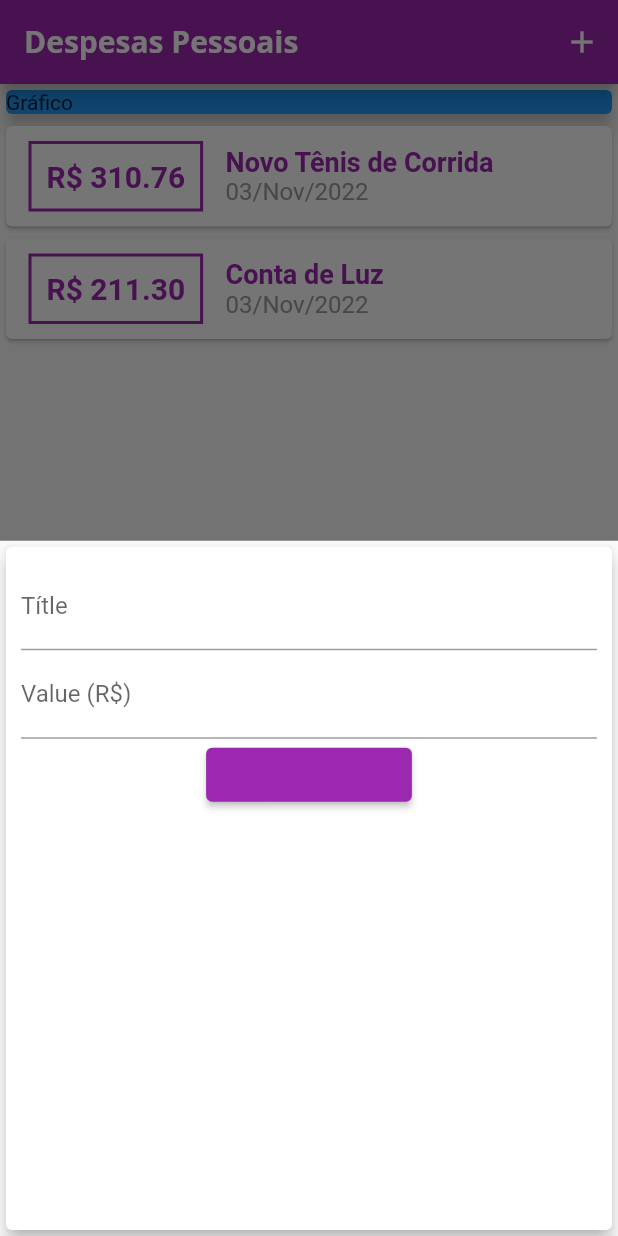
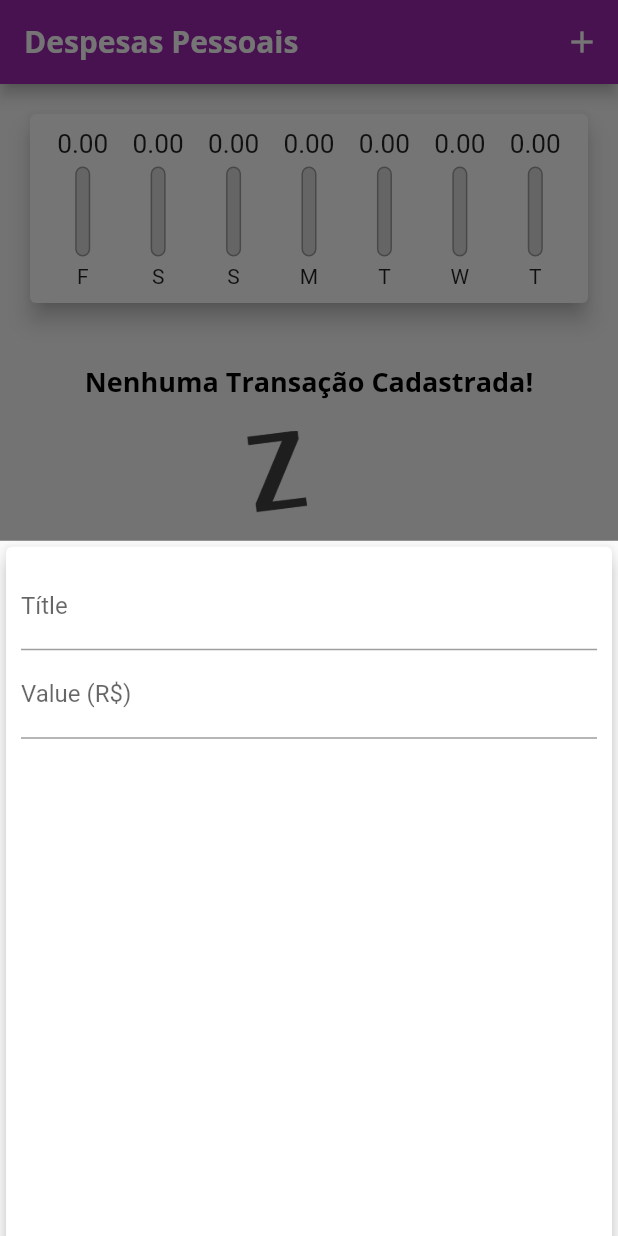
Before and after one commit to romildoalimajr/expensives, a Flutter app: the screen it shows after launch, after a tap on the "add" icon, on a phone screen of 412 x 824 dp. Run offline on Flutter 3.47's test engine with Material 2 defaults, Android fonts, the phone set to English and light mode, and no system bars.

Commit message:
modified:   lib/components/chart.dart 	new file:   lib/components/chart_bar.dart 	modified:   lib/components/transaction_form.dart 	modified:   lib/components/transaction_list.dart 	modified:   lib/main.dart 	modified:   pubspec.yaml

```diff
--- a/lib/components/chart.dart
+++ b/lib/components/chart.dart
@@ -1,6 +1,7 @@
+import 'package:expensives/components/chart_bar.dart';
 import 'package:expensives/models/transaction.dart';
 import 'package:flutter/material.dart';
-import '../models/transaction.dart';
+import 'package:intl/intl.dart';
 
 class Chart extends StatelessWidget {
   final List<Transaction> recentTransactions;
@@ -9,7 +10,31 @@
 
   List<Map<String, Object>> get groupedTransactions {
     return List.generate(7, (index) {
-      return {'day': 'T', 'value': 9.99};
+      final weekDay = DateTime.now().subtract(
+        Duration(days: index),
+      );
+
+      double totalSum = 0.0;
+
+      for (var i = 0; i < recentTransactions.length; i++) {
+        bool sameDay = recentTransactions[i].date.day == weekDay.day;
+        bool sameMonth = recentTransactions[i].date.day == weekDay.month;
+        bool sameYear = recentTransactions[i].date.day == weekDay.year;
+
+        if (sameDay && sameMonth && sameYear) {
+          totalSum += recentTransactions[i].value;
+        }
+      }
+      return {
+        'day': DateFormat.E().format(weekDay)[0],
+        'value': totalSum,
+      };
+    }).reversed.toList();
+  }
+
+  double get _weekTotalValue {
+    return groupedTransactions.fold(0.0, (sum, tr) {
+      return sum + (tr['value'] as double);
     });
   }
 
@@ -18,8 +43,23 @@
     return Card(
       elevation: 6,
       margin: EdgeInsets.all(20),
-      child: Row(
-        children: <Widget>[],
+      child: Padding(
+        padding: const EdgeInsets.all(10),
+        child: Row(
+          mainAxisAlignment: MainAxisAlignment.spaceAround,
+          children: groupedTransactions.map((tr) {
+            return Flexible(
+              fit: FlexFit.tight,
+              child: ChartBar(
+                label: (tr['day'] as String),
+                value: (tr['value'] as double),
+                percentage: _weekTotalValue == 0
+                    ? 0
+                    : (tr['value'] as double) / _weekTotalValue,
+              ),
+            );
+          }).toList(),
+        ),
       ),
     );
   }
--- /dev/null
+++ b/lib/components/chart_bar.dart
@@ -0,0 +1,62 @@
+import 'package:flutter/material.dart';
+
+class ChartBar extends StatelessWidget {
+  final String label;
+  final double value;
+  final double percentage;
+
+  ChartBar({
+    required this.label,
+    required this.value,
+    required this.percentage,
+  });
+
+  @override
+  Widget build(BuildContext context) {
+    return Column(
+      children: [
+        Container(
+          height: 20,
+          child: FittedBox(
+            child: Text('${value.toStringAsFixed(2)}'),
+          ),
+        ),
+        SizedBox(
+          height: 5,
+        ),
+        Container(
+          height: 60,
+          width: 10,
+          child: Stack(
+            alignment: Alignment.bottomCenter,
+            children: [
+              Container(
+                decoration: BoxDecoration(
+                  border: Border.all(
+                    color: Colors.grey,
+                    width: 1.0,
+                  ),
+                  color: Color.fromRGBO(220, 220, 220, 1),
+                  borderRadius: BorderRadius.circular(5),
+                ),
+              ),
+              FractionallySizedBox(
+                heightFactor: percentage,
+                child: Container(
+                  decoration: BoxDecoration(
+                    color: Theme.of(context).primaryColor,
+                    borderRadius: BorderRadius.circular(5),
+                  ),
+                ),
+              ),
+            ],
+          ),
+        ),
+        SizedBox(
+          height: 5,
+        ),
+        Text(label),
+      ],
+    );
+  }
+}
--- a/lib/components/transaction_form.dart
+++ b/lib/components/transaction_form.dart
@@ -1,7 +1,8 @@
 import 'package:flutter/material.dart';
+import 'package:intl/intl.dart';
 
 class TransactionForm extends StatefulWidget {
-  final void Function(String, double) onSubmit;
+  final void Function(String, double, DateTime) onSubmit;
 
   TransactionForm(this.onSubmit);
 
@@ -10,54 +11,102 @@
 }
 
 class _TransactionFormState extends State<TransactionForm> {
-  final titleController = TextEditingController();
-
-  final valueController = TextEditingController();
+  final _titleController = TextEditingController();
+  final _valueController = TextEditingController();
+  DateTime _selectedDate = DateTime.now();
 
   _submitForm() {
-    final title = titleController.text;
-    final value = double.tryParse(valueController.text) ?? 0.0;
+    final title = _titleController.text;
+    final value = double.tryParse(_valueController.text) ?? 0.0;
 
-    if (title.isEmpty || value <= 0) {
+    if (title.isEmpty || value <= 0 || _selectedDate == null) {
       return;
     }
-    widget.onSubmit(title, value);
+    widget.onSubmit(title, value, _selectedDate);
+  }
+
+  _showDatePicker() {
+    showDatePicker(
+      context: context,
+      initialDate: DateTime.now(),
+      firstDate: DateTime(2020),
+      lastDate: DateTime.now(),
+    ).then((pickedDate) {
+      if (pickedDate == null) {
+        return;
+      }
+
+      setState(() {
+        _selectedDate = pickedDate;
+      });
+    });
   }
 
   @override
   Widget build(BuildContext context) {
-    return Card(
+    return SingleChildScrollView(
+      child: Card(
         elevation: 5,
         child: Padding(
           padding: const EdgeInsets.all(10),
           child: Column(
             children: [
               TextField(
-              controller: titleController,
+                controller: _titleController,
                 onSubmitted: (_) => _submitForm(),
                 decoration: InputDecoration(
                   labelText: 'Títle',
                 ),
               ),
               TextField(
-              controller: valueController,
+                controller: _valueController,
                 keyboardType: TextInputType.numberWithOptions(decimal: true),
                 onSubmitted: (_) => _submitForm(),
                 decoration: InputDecoration(
                   labelText: 'Value (R\$)',
                 ),
               ),
+              Container(
+                height: 709,
+                child: Row(
+                  children: [
+                    Expanded(
+                      child: Text(
+                        _selectedDate == null
+                            ? 'Nenhuma data selecionada!'
+                            : 'Data selecionada ${DateFormat('dd/MM/y').format(_selectedDate)}',
+                      ),
+                    ),
+                    ElevatedButton(
+                      child: Text(
+                        'Selecionar Data',
+                        style: TextStyle(
+                          color: Theme.of(context).primaryColor,
+                          fontWeight: FontWeight.bold,
+                        ),
+                      ),
+                      onPressed: _showDatePicker,
+                    ),
+                  ],
+                ),
+              ),
+              Row(
+                mainAxisAlignment: MainAxisAlignment.end,
+                children: [
                   ElevatedButton(
                     child: Text(
                       'New Transaction',
                       style: TextStyle(
-                  color: Colors.purple,
+                        color: Colors.white,
                       ),
                     ),
                     onPressed: _submitForm,
                   ),
                 ],
               ),
+            ],
+          ),
+        ),
       ),
     );
   }
--- a/lib/components/transaction_list.dart
+++ b/lib/components/transaction_list.dart
@@ -4,60 +4,69 @@
 
 class TransactionList extends StatelessWidget {
   final List<Transaction> transactions;
+  final void Function(String) onRemove;
 
-  TransactionList(this.transactions);
+  TransactionList(this.transactions, this.onRemove);
 
   @override
   Widget build(BuildContext context) {
     return Container(
       height: 300,
-      child: ListView.builder(
+      child: transactions.isEmpty
+          ? Column(
+              children: <Widget>[
+                SizedBox(
+                  height: 20,
+                ),
+                Text(
+                  "Nenhuma Transação Cadastrada!",
+                  style: Theme.of(context).textTheme.headline6,
+                ),
+                SizedBox(
+                  height: 20,
+                ),
+                Container(
+                  height: 200,
+                  child: Image.asset(
+                    'assets/image/waiting.png',
+                    fit: BoxFit.cover,
+                  ),
+                ),
+              ],
+            )
+          : ListView.builder(
               itemCount: transactions.length,
               itemBuilder: (ctx, index) {
                 final tr = transactions[index];
                 return Card(
-            child: Row(children: [
-              Container(
+                  elevation: 5,
                   margin: EdgeInsets.symmetric(
-                  horizontal: 15,
-                  vertical: 10,
+                    vertical: 8,
+                    horizontal: 5,
                   ),
-                decoration: BoxDecoration(
-                    border: Border.all(
-                  color: Colors.purple,
-                  width: 2,
-                )),
-                padding: EdgeInsets.all(10),
-                child: Text(
-                  'R\$ ${tr.value.toStringAsFixed(2)}',
-                  style: TextStyle(
-                    fontWeight: FontWeight.bold,
-                    fontSize: 20,
-                    color: Colors.purple,
+                  child: ListTile(
+                    leading: CircleAvatar(
+                      radius: 30,
+                      child: Padding(
+                        padding: const EdgeInsets.all(6),
+                        child: FittedBox(
+                          child: Text('\$${tr.value}'),
                         ),
                       ),
                     ),
-              Column(
-                crossAxisAlignment: CrossAxisAlignment.start,
-                children: [
-                  Text(
+                    title: Text(
                       tr.title,
-                    style: TextStyle(
-                      fontWeight: FontWeight.bold,
-                      fontSize: 18,
-                      color: Theme.of(context).colorScheme.primary,
+                      style: Theme.of(context).textTheme.headline6,
+                    ),
+                    subtitle: Text(
+                      DateFormat('dd/MMM/y').format(tr.date),
+                    ),
+                    trailing: IconButton(
+                      color: Theme.of(context).errorColor,
+                      icon: Icon(Icons.delete),
+                      onPressed: () => onRemove(tr.id),
                     ),
                   ),
-                  Text(
-                    DateFormat('dd/MMM/y').format(tr.date),
-                    style: TextStyle(
-                      fontSize: 16,
-                      color: Colors.grey,
-                    ),
-                  ),
-                ],
-              ),
-            ]),
                 );
               },
             ),
--- a/lib/main.dart
+++ b/lib/main.dart
@@ -4,6 +4,7 @@
 import 'models/transaction.dart';
 import 'package:flutter/material.dart';
 import 'package:intl/intl.dart';
+import 'components/chart.dart';
 
 main() => runApp(ExpensesApp());
 
@@ -47,27 +48,22 @@
 }
 
 class _MyHomePageState extends State<MyHomePage> {
-  final _transactions = [
-    Transaction(
-      id: 't1',
-      title: 'Novo Tênis de Corrida',
-      value: 310.76,
-      date: DateTime.now(),
-    ),
-    Transaction(
-      id: 't2',
-      title: 'Conta de Luz',
-      value: 211.30,
-      date: DateTime.now(),
-    )
-  ];
+  final List<Transaction> _transactions = [];
 
-  _addTransaction(String title, double value) {
+  List<Transaction> get _recentTransactions {
+    return _transactions.where((tr) {
+      return tr.date.isAfter(DateTime.now().subtract(
+        Duration(days: 7),
+      ));
+    }).toList();
+  }
+
+  _addTransaction(String title, double value, DateTime date) {
     final newTransaction = Transaction(
       id: Random().nextDouble().toString(),
       title: title,
       value: value,
-      date: DateTime.now(),
+      date: date,
     );
 
     setState(() {
@@ -77,12 +73,21 @@
     Navigator.of(context).pop();
   }
 
+  _removeTransaction(String id) {
+    setState(() {
+      _transactions.removeWhere((tr) {
+        return tr.id == id;
+      });
+    });
+  }
+
   _openTransactionFormModal(BuildContext context) {
     showModalBottomSheet(
-        context: context,
-        builder: (_) {
-          return TransactionForm(_addTransaction);
-        });
+      context: context,
+      builder: (_) {
+        return TransactionForm(_addTransaction);
+      },
+    );
   }
 
   @override
@@ -101,15 +106,8 @@
         child: Column(
           crossAxisAlignment: CrossAxisAlignment.stretch,
           children: <Widget>[
-            Container(
-              width: double.infinity,
-              child: Card(
-                color: Colors.blue,
-                child: Text('Gráfico'),
-                elevation: 5,
-              ),
-            ),
-            TransactionList(_transactions),
+            Chart(_recentTransactions),
+            TransactionList(_transactions, _removeTransaction),
           ],
         ),
       ),
--- a/pubspec.yaml
+++ b/pubspec.yaml
@@ -61,9 +61,9 @@
   uses-material-design: true
 
   # To add assets to your application, add an assets section, like this:
-  # assets:
-  #   - images/a_dot_burr.jpeg
-  #   - images/a_dot_ham.jpeg
+  assets:
+    - assets/image/waiting.png
+  #  - images/a_dot_ham.jpeg
 
   # An image asset can refer to one or more resolution-specific "variants", see
   # https://flutter.dev/assets-and-images/#resolution-aware
```
Lines whose indentation alone changed are shown as unchanged.
